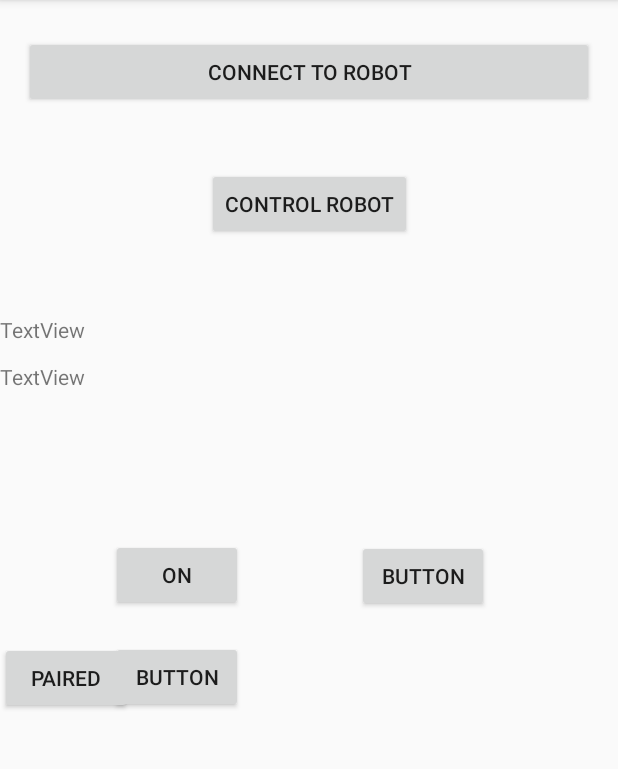
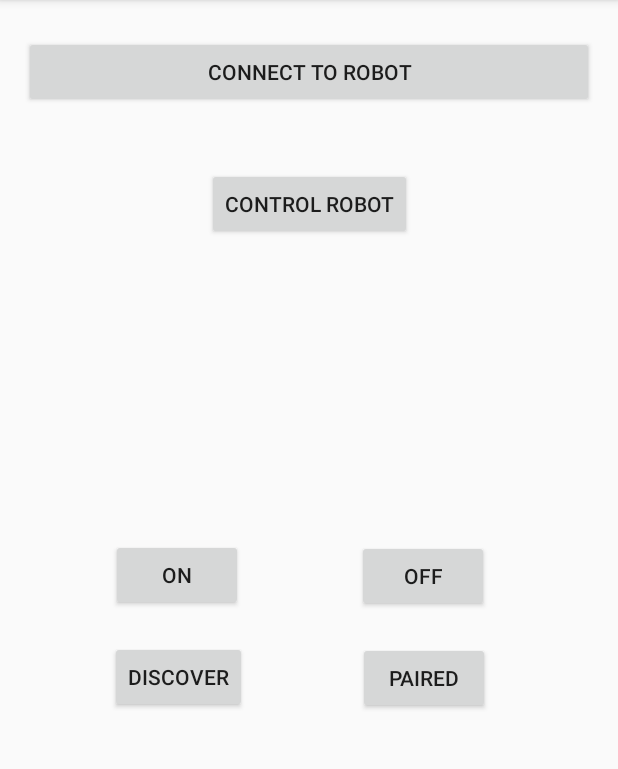
Before and after one commit to Ramon-Morales/SeniorDesignApp, an Android app: the HomeActivity screen opened directly, with no data from a screen before it, on a phone screen of 412 x 824 dp, the part 84-853 px from its top. Run offline under Robolectric (Android 15) with nearby library versions, the phone set to English and light mode, and no system bars; 1 statement that could not run was skipped.

Commit message:
Implemented basic Bluetooth functionality

```diff
--- a/app/src/main/AndroidManifest.xml
+++ b/app/src/main/AndroidManifest.xml
@@ -1,7 +1,8 @@
 <?xml version="1.0" encoding="utf-8"?>
 <manifest xmlns:android="http://schemas.android.com/apk/res/android"
     package="com.example.seniordesign4">
-
+    <uses-permission android:name="android.permission.BLUETOOTH" />
+    <uses-permission android:name="android.permission.BLUETOOTH_ADMIN" />
     <application
         android:allowBackup="true"
         android:icon="@mipmap/ic_launcher"
--- a/app/src/main/java/com/example/seniordesign4/HomeActivity.java
+++ b/app/src/main/java/com/example/seniordesign4/HomeActivity.java
@@ -1,19 +1,27 @@
 package com.example.seniordesign4;
 
 import androidx.appcompat.app.AppCompatActivity;
+import android.bluetooth.BluetoothAdapter;
+import android.bluetooth.BluetoothDevice;
+import android.bluetooth.BluetoothSocket;
+import android.content.BroadcastReceiver;
 import android.view.View;
 import android.content.Intent;
+import android.content.Context;
+import android.content.IntentFilter;
+import android.widget.TextView;
 import android.os.Bundle;
 import android.widget.Toast;
+import java.util.Set;
+import android.util.Log;
+
 
 public class HomeActivity extends AppCompatActivity {
 
-    private static final int REQUEST_ENABLE_BT = 0;
+    private static final int REQUEST_ENABLE_BT = 2;
     private static final int REQUEST_DISCOVER_BT = 1;
 
     TextView mStatusBlueTv, mPairedTv;
-    ImageView mBlueIv;
-    Button mOnBtn, mOffBtn, mDiscoverBtn, mPairedBtn;
 
     BluetoothAdapter mBlueAdapter;
 
@@ -22,25 +30,42 @@ public class HomeActivity extends AppCompatActivity {
         super.onCreate(savedInstanceState);
         setContentView(R.layout.activity_home);
 
+        mBlueAdapter = BluetoothAdapter.getDefaultAdapter();
         mStatusBlueTv = findViewById(R.id.mStatusBlueTv);
         mPairedTv = findViewById(R.id.mPairedTv);
 
-        // TODO: Initialize the button variables...
 
-        if (mBlueAdapter == null) {
-            mStatusBueTv.setText("Bluetooth is not available");
-        } else {
-            mStatusBlueTv.setText("Bluetooth is available");
-        }
-
-        if (mBlueAdapter.isEnabled()) {
-
-        }
+        IntentFilter filter = new IntentFilter(BluetoothDevice.ACTION_FOUND);
+        registerReceiver(receiver, filter);
 
         // Load data passed in from the Login activity and display it in a Toast.
         Intent intent = getIntent();
         String welcome = intent.getStringExtra("welcomeMessage");
         Toast.makeText(getApplicationContext(), welcome, Toast.LENGTH_LONG).show();
+    }
+
+    private final BroadcastReceiver receiver = new BroadcastReceiver() {
+        public void onReceive(Context context, Intent intent) {
+            String action = intent.getAction();
+            Log.d("tag", "Receiving in Broadcast Receiver");
+            if (BluetoothDevice.ACTION_FOUND.equals(action)) {
+                // Discovery has found a device. Get the BluetoothDevice
+                // object and its info from the Intent.
+                BluetoothDevice device = intent.getParcelableExtra(BluetoothDevice.EXTRA_DEVICE);
+                String deviceName = device.getName();
+                String deviceHardwareAddress = device.getAddress(); // MAC address
+                Log.d("tag", "Found " + deviceName + " at address " + deviceHardwareAddress);
+            }
+        }
+    };
+
+    @Override
+    protected void onDestroy() {
+        super.onDestroy();
+
+        // Don't forget to unregister the ACTION_FOUND receiver.
+        unregisterReceiver(receiver);
+        mBlueAdapter.cancelDiscovery();
     }
 
     public void onclick(View view) {
@@ -55,11 +80,14 @@ public class HomeActivity extends AppCompatActivity {
     }
 
     public void discoverclick(View view) {
-        if (!mBlueAdapter.isDiscovering()) {
-            showToast("Making Your Device Discoverable");
-            Intent intent = new Intent(BluetoothAdapter.ACTION_REQUEST_DISCOVERABLE);
-            startActivityForResult(intent, REQUEST_DISCOVER_BT);
-        }
+
+        mBlueAdapter.cancelDiscovery();
+        showToast("Making Your Device Discoverable");
+        //Intent intent = new Intent(BluetoothAdapter.ACTION_REQUEST_DISCOVERABLE);
+        //getActivity().startActivityForResult(intent, REQUEST_DISCOVER_BT);
+
+        mBlueAdapter.startDiscovery();
+
     }
 
     public void offclick(View view) {
@@ -88,6 +116,7 @@ public class HomeActivity extends AppCompatActivity {
     protected void onActivityResult(int requestCode, int resultCode, Intent data) {
         switch (requestCode) {
             case REQUEST_ENABLE_BT:
+                Log.d("tag", "resultCode = " + resultCode + " in onActivityResult");
                 if (resultCode == RESULT_OK) {
                     showToast("Bluetooth is on");
                 } else {
--- a/app/src/main/res/layout/activity_home.xml
+++ b/app/src/main/res/layout/activity_home.xml
@@ -39,7 +39,6 @@
         android:layout_width="0dp"
         android:layout_height="wrap_content"
         android:layout_marginTop="50dp"
-        android:text="TextView"
         app:layout_constraintEnd_toEndOf="parent"
         app:layout_constraintStart_toStartOf="parent"
         app:layout_constraintTop_toBottomOf="@+id/button2" />
@@ -49,7 +48,6 @@
         android:layout_width="0dp"
         android:layout_height="wrap_content"
         android:layout_marginTop="12dp"
-        android:text="TextView"
         app:layout_constraintEnd_toEndOf="parent"
         app:layout_constraintStart_toStartOf="parent"
         app:layout_constraintTop_toBottomOf="@+id/mStatusBlueTv" />
@@ -58,14 +56,14 @@
         android:id="@+id/mOnBtn"
         android:layout_width="wrap_content"
         android:layout_height="wrap_content"
+        android:onClick="onclick"
         android:text="On"
         app:layout_constraintBottom_toBottomOf="parent"
         app:layout_constraintEnd_toEndOf="parent"
         app:layout_constraintHorizontal_bias="0.229"
         app:layout_constraintStart_toStartOf="parent"
         app:layout_constraintTop_toTopOf="parent"
-        app:layout_constraintVertical_bias="0.499"
-        android:onClick="onclick"/>
+        app:layout_constraintVertical_bias="0.499" />
 
     <Button
         android:id="@+id/mOffBtn"
@@ -73,35 +71,38 @@
         android:layout_height="wrap_content"
         android:layout_marginEnd="16dp"
         android:layout_marginRight="16dp"
-        android:text="Button"
+        android:onClick="offclick"
+        android:text="Off"
         app:layout_constraintBottom_toBottomOf="parent"
         app:layout_constraintEnd_toEndOf="parent"
         app:layout_constraintHorizontal_bias="0.773"
         app:layout_constraintStart_toStartOf="parent"
         app:layout_constraintTop_toTopOf="parent"
-        tools:text="Off"
-        android:onClick="offclick"/>
+        tools:text="Off" />
 
     <Button
         android:id="@+id/mPairedBtn"
         android:layout_width="wrap_content"
         android:layout_height="wrap_content"
         android:layout_marginTop="20dp"
+        android:onClick="pairedclick"
         android:text="Paired"
+        app:layout_constraintEnd_toEndOf="parent"
+        app:layout_constraintHorizontal_bias="0.736"
+        app:layout_constraintStart_toStartOf="parent"
         app:layout_constraintTop_toBottomOf="@+id/mOffBtn"
-        tools:layout_editor_absoluteX="238dp"
-        android:onClick="pairedclick"/>
+        tools:text="Paired" />
 
     <Button
         android:id="@+id/mDiscoverBtn"
         android:layout_width="wrap_content"
         android:layout_height="wrap_content"
         android:layout_marginTop="20dp"
-        android:text="Button"
+        android:onClick="discoverclick"
+        android:text="Discover"
         app:layout_constraintEnd_toEndOf="parent"
         app:layout_constraintHorizontal_bias="0.229"
         app:layout_constraintStart_toStartOf="parent"
         app:layout_constraintTop_toBottomOf="@+id/mOnBtn"
-        tools:text="Discover"
-        android:onClick="discoverclick"/>
+        tools:text="Discover" />
 </androidx.constraintlayout.widget.ConstraintLayout>
```
Also changed, not shown: 2 other files.
